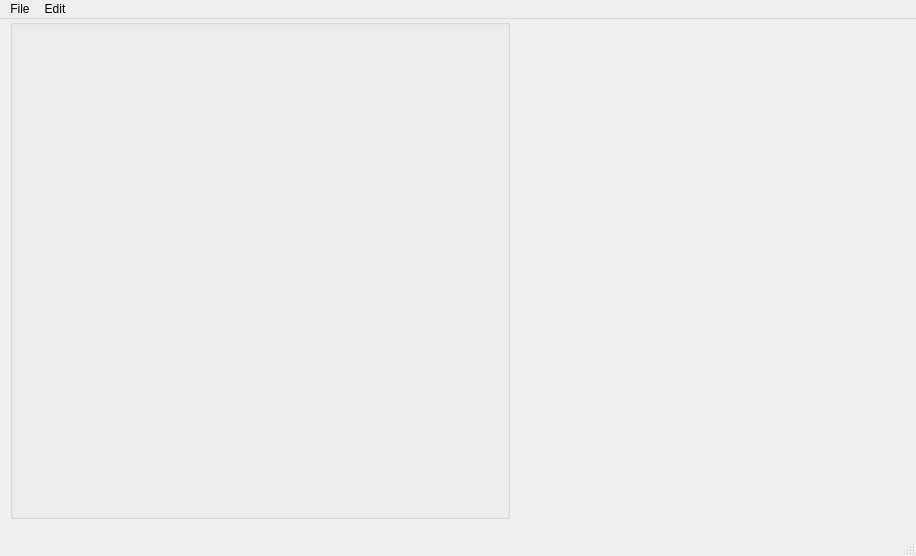
This is HW2/mainwindow.ui in scott123159/Principles-and-Applications-of-Digital-Image-Processing as Qt 5 draws it before an edit. The edited form follows.
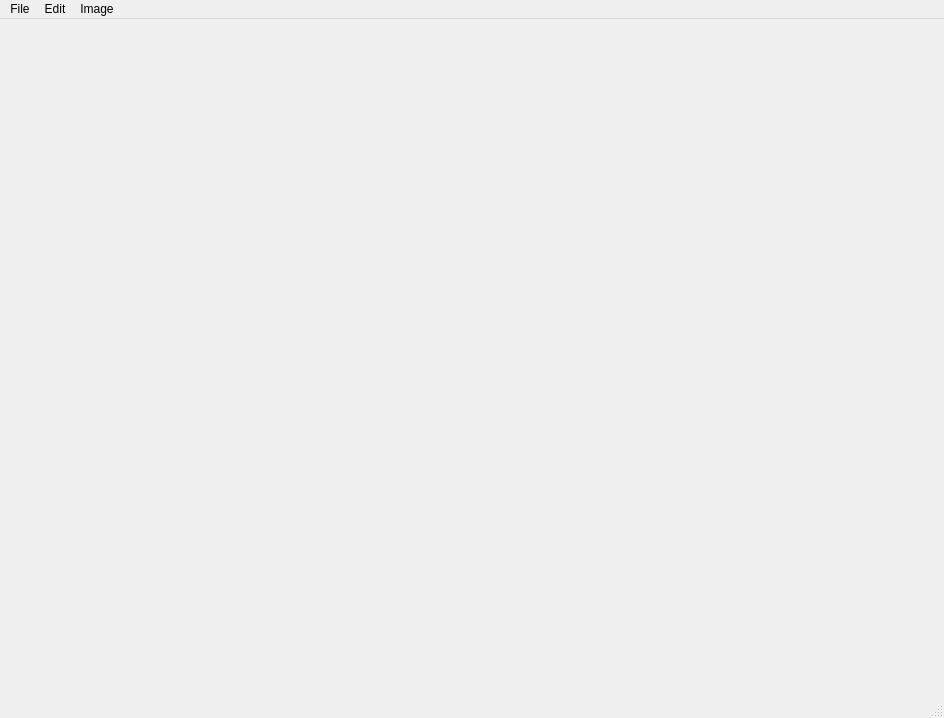
This is the edited form.

Commit message: add grayscale function

Patch:
```diff
--- a/HW2/mainwindow.ui
+++ b/HW2/mainwindow.ui
@@ -6,26 +6,17 @@
    <rect>
     <x>0</x>
     <y>0</y>
-    <width>916</width>
-    <height>556</height>
+    <width>944</width>
+    <height>718</height>
    </rect>
   </property>
   <property name="windowTitle">
    <string>MainWindow</string>
   </property>
+  <property name="documentMode">
+   <bool>false</bool>
+  </property>
   <widget class="QWidget" name="centralwidget">
-   <widget class="QGroupBox" name="imageGroupBox">
-    <property name="geometry">
-     <rect>
-      <x>10</x>
-      <y>0</y>
-      <width>500</width>
-      <height>500</height>
-     </rect>
-    </property>
-    <property name="title">
-     <string/>
-    </property>
     <layout class="QGridLayout" name="gridLayout">
      <item row="0" column="0">
       <widget class="QLabel" name="image">
@@ -33,19 +24,18 @@
         <string/>
        </property>
        <property name="scaledContents">
-        <bool>true</bool>
+       <bool>false</bool>
        </property>
       </widget>
      </item>
     </layout>
    </widget>
-  </widget>
   <widget class="QMenuBar" name="menubar">
    <property name="geometry">
     <rect>
      <x>0</x>
      <y>0</y>
-     <width>916</width>
+     <width>944</width>
      <height>22</height>
     </rect>
    </property>
@@ -63,8 +53,22 @@
     <addaction name="undoAction"/>
     <addaction name="redoAction"/>
    </widget>
+   <widget class="QMenu" name="menuColors">
+    <property name="title">
+     <string>Image</string>
+    </property>
+    <widget class="QMenu" name="menuMode">
+     <property name="title">
+      <string>Mode</string>
+     </property>
+     <addaction name="grayScaleAction1"/>
+     <addaction name="grayScaleAction2"/>
+    </widget>
+    <addaction name="menuMode"/>
+   </widget>
    <addaction name="menuFile_f"/>
    <addaction name="menuEdit"/>
+   <addaction name="menuColors"/>
   </widget>
   <widget class="QStatusBar" name="statusbar"/>
   <action name="openFileAction">
@@ -99,6 +103,16 @@
     <string>Ctrl+Y</string>
    </property>
   </action>
+  <action name="grayScaleAction1">
+   <property name="text">
+    <string>GRAY = (R+G+B) / 3.0 </string>
+   </property>
+  </action>
+  <action name="grayScaleAction2">
+   <property name="text">
+    <string>GRAY = 0.299 * R + 0.587 * G + 0.114 * B</string>
+   </property>
+  </action>
  </widget>
  <resources/>
  <connections/>
```
Lines whose indentation alone changed are shown as unchanged. The commit also changes 2 other files.
